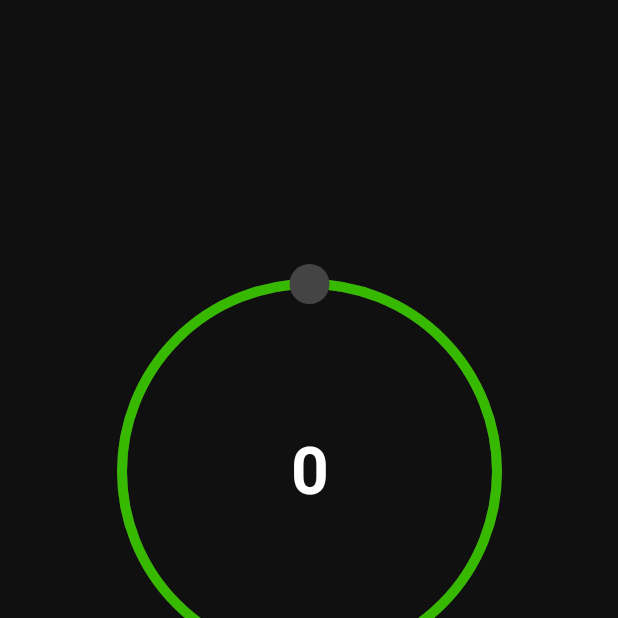
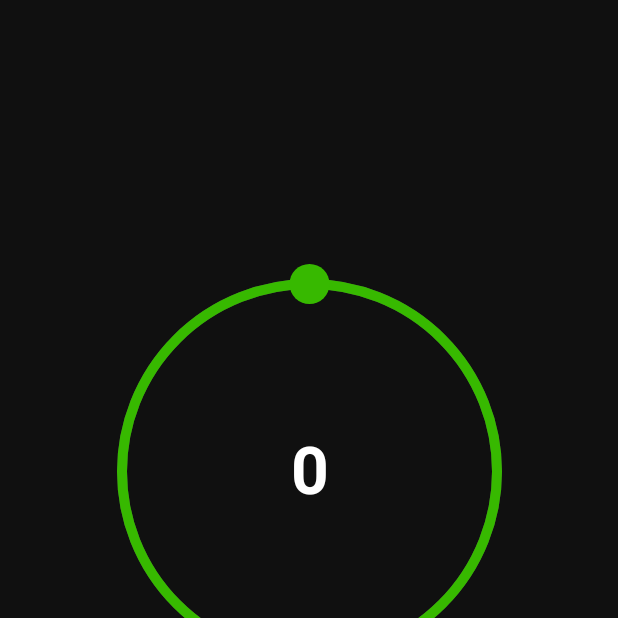
Before and after one commit to jawa7/learning-Timer, an Android app built with Jetpack Compose: the screen it shows after launch (MainActivity), after a tap on "Start", on a phone screen of 412 x 824 dp, the top half of it. Run offline under Robolectric (Android 15) with nearby library versions, the phone set to English and light mode, and no system bars; our stand-ins replace accompanist; 1 statement that could not run was skipped.

Commit message:
increase count, changing color

```diff
--- a/app/src/main/java/com/example/timer/MainActivity.kt
+++ b/app/src/main/java/com/example/timer/MainActivity.kt
@@ -50,7 +50,7 @@ class MainActivity : ComponentActivity() {
                     )
 
                     val pagerState = rememberPagerState(
-                        pageCount = 12,
+                        pageCount = 60,
                     )
                     LaunchedEffect(pagerState.currentPage) {
                         viewModel.seconds.value = pagerState.currentPage + 1
@@ -140,13 +140,13 @@ fun Timer(
                 val x = radius + radius * sin(-PI - 2 * PI * ratio)
                 val y = radius + radius * cos(-PI - 2 * PI * ratio)
                 drawCircle(
-                    color = inactiveBarColor,
+                    color = activeBarColor,
                     radius = 20F,
                     center = Offset(x.toFloat(), y.toFloat())
                 )
             }
             Text(
-                text = (viewModel.progress.value / 100).toString(),
+                text = viewModel.progress.value.div(100).toString(),
                 fontSize = 44.sp,
                 fontWeight = FontWeight.Bold,
                 color = Color.White,
@@ -165,6 +165,8 @@ fun Timer(
                         viewModel.finished.value = false
                         viewModel.startCountDown()
                     } else {
+                        viewModel.started.value = false
+                        viewModel.finished.value = true
                         viewModel.cancelCountDown()
                     }
                 },
--- a/app/src/main/java/com/example/timer/TimerViewModel.kt
+++ b/app/src/main/java/com/example/timer/TimerViewModel.kt
@@ -14,7 +14,7 @@ class TimerViewModel : ViewModel() {
     private var countDownTimer: CountDownTimer? = null
 
     fun startCountDown() {
-        countDownTimer = object : CountDownTimer(seconds.value * 1000L, 10L) {
+        countDownTimer = object : CountDownTimer(progress.value * 1000L, 10L) {
 
             override fun onFinish() {
                 finished.value = true
@@ -24,8 +24,7 @@ class TimerViewModel : ViewModel() {
             override fun onTick(millisUntilFinished: Long) {
                 progress.value = (millisUntilFinished / 10L).toInt()
             }
-        }
-        countDownTimer?.start()
+        }.start()
     }
 
     fun cancelCountDown() {
--- a/app/src/main/res/values/themes.xml
+++ b/app/src/main/res/values/themes.xml
@@ -1,6 +1,7 @@
 <?xml version="1.0" encoding="utf-8"?>
-<resources>
+<resources xmlns:tools="http://schemas.android.com/tools">
     <style name="Theme.Timer" parent="android:Theme.Material.Light.NoActionBar">
-        <item name="android:statusBarColor">@color/purple_700</item>
+        <item name="android:statusBarColor">@color/black</item>
+        <item name="android:navigationBarColor" tools:targetApi="l">@color/black</item>
     </style>
 </resources>
```
